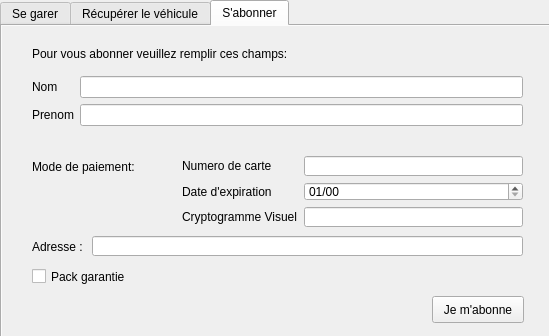
Qt form UI/consumer.ui (matthieupenchenat81/DreamPark) before a commit.
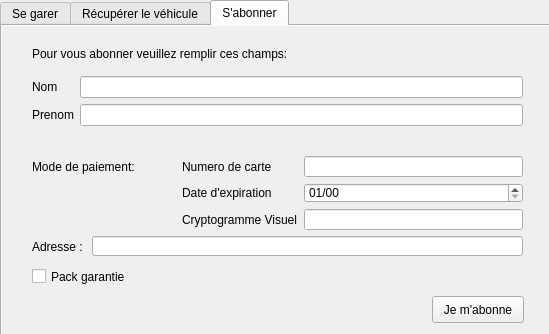
The same form after that commit.

Commit message: regex formulaires correction nom formulaires

Diff of the .ui file:
```diff
--- a/UI/consumer.ui
+++ b/UI/consumer.ui
@@ -7,7 +7,7 @@
     <x>0</x>
     <y>0</y>
     <width>549</width>
-    <height>336</height>
+    <height>334</height>
    </rect>
   </property>
   <property name="windowTitle">
@@ -571,7 +571,7 @@
          <x>180</x>
          <y>130</y>
          <width>341</width>
-         <height>71</height>
+         <height>74</height>
         </rect>
        </property>
        <layout class="QFormLayout" name="formLayout_2">
```
